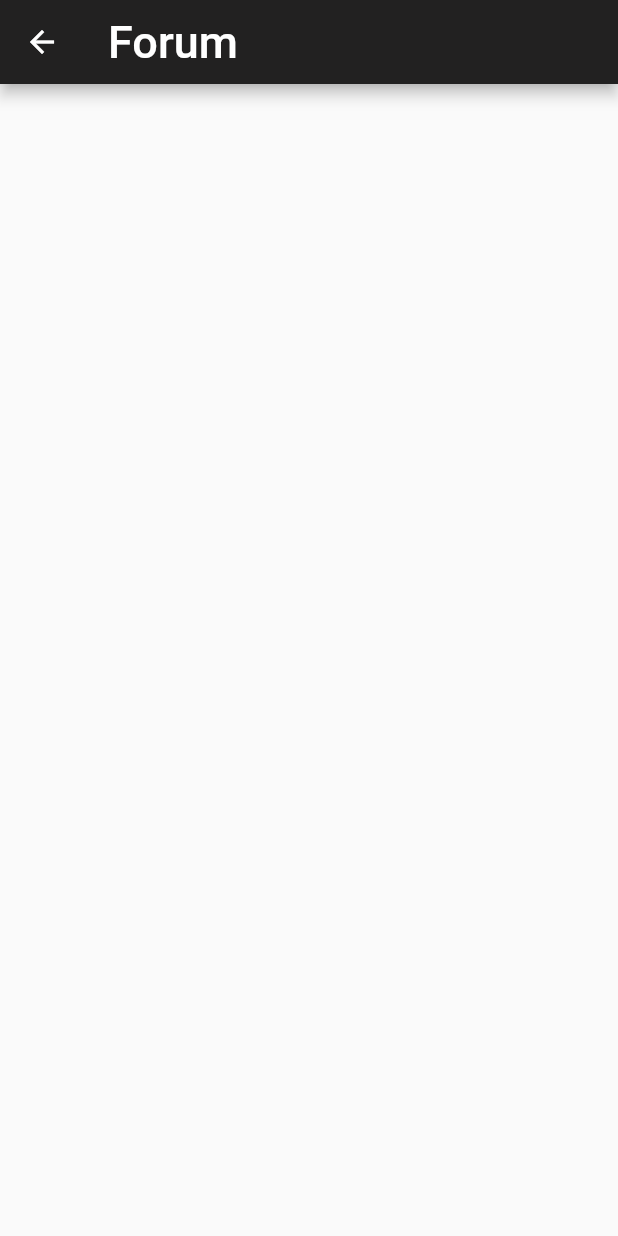
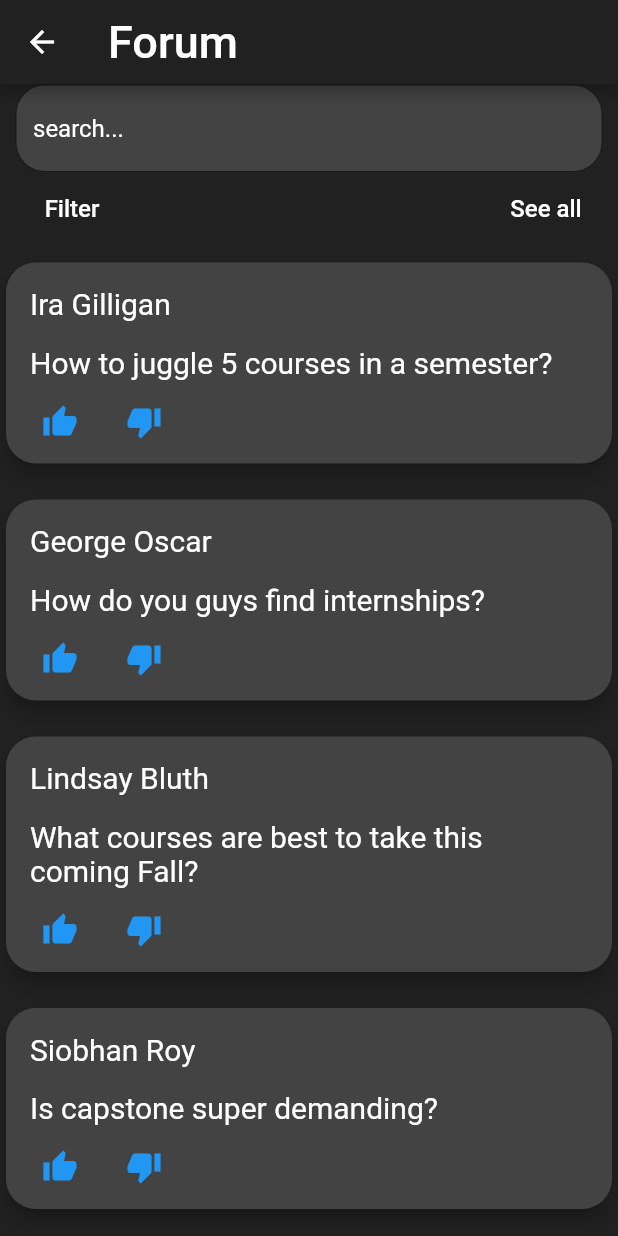
Before and after one commit to AC159/ConcordiaOracle, a Flutter app: the Forum screen opened directly, on a phone screen of 412 x 824 dp. Run offline on Flutter 3.47's test engine with Material 2 defaults, Android fonts, the phone set to English and light mode, and no system bars; our stand-ins replace firebase_auth, firebase_core, flutter_signin_button, google_sign_in; missing offline and left inert: colorize; accounts and stored records are empty.

Commit message:
Added list of fake forum questions to Forum page

```diff
--- a/lib/Components/Forum.dart
+++ b/lib/Components/Forum.dart
@@ -25,6 +25,97 @@ class _ForumState extends State<Forum> {
   Widget build(BuildContext context) {
     return Scaffold(
       appBar: AppBar(title: Text("Forum", style: TextStyle(fontSize: 30, color: Colors.white)), backgroundColor: ALMOST_BLACK),
+      body: Container(
+        color: ALMOST_BLACK,
+        child: Column(
+          children: [
+            Padding(
+                padding: const EdgeInsets.symmetric(horizontal: 10),
+                child: TextField(
+                    style: TextStyle(color: Colors.white),
+                    keyboardType: TextInputType.text,
+                    decoration: InputDecoration(
+                        filled: true,
+                        fillColor: LIGHT_GREY,
+                        hintText: "search...",
+                        hintStyle: TextStyle(color: Colors.white),
+                        border: OutlineInputBorder(
+                            borderRadius: BorderRadius.circular(20)
+                        )
+                    )
+                )
+            ),
+
+            Padding(
+              padding: const EdgeInsets.symmetric(horizontal: 16, vertical: 0),
+              child: Row(
+                mainAxisAlignment: MainAxisAlignment.spaceBetween,
+                children: [
+                  TextButton(
+                      child: Text("Filter", style: TextStyle(color: Colors.white, fontSize: 16)),
+                      onPressed: () {}
+                  ),
+                  TextButton(
+                      child: Text("See all", style: TextStyle(color: Colors.white, fontSize: 16)),
+                      onPressed: () {}
+                  )
+                ],
+              ),
+            ),
+
+            Expanded(
+              child: ListView.builder(
+                  itemCount: forumQuestionList.length,
+                  itemBuilder: (BuildContext context, int index) {
+                    return Padding(
+                      padding: const EdgeInsets.symmetric(vertical: 8),
+                      child: Card(
+                          elevation: 5,
+                          color: LIGHT_GREY,
+                          shape: RoundedRectangleBorder(
+                            borderRadius: BorderRadius.circular(20),
+                          ),
+                          child: Padding(
+                              padding: const EdgeInsets.all(8.0),
+                              child: Column(
+                                  crossAxisAlignment: CrossAxisAlignment.start,
+                                  children: [
+                                    Padding(
+                                      padding: const EdgeInsets.all(8.0),
+                                      child: Column(
+                                        children: [
+                                          Text("${forumQuestionList[index]['name']}", style: TextStyle(color: Colors.white, fontSize: 20)),
+                                        ]
+                                      )
+                                    ),
+                                    Padding(
+                                      padding: const EdgeInsets.all(8.0),
+                                      child: Text("${forumQuestionList[index]['questionTitle']}", style: TextStyle(color: Colors.white, fontSize: 20)),
+                                    ),
+                                    Row(
+                                        children: [
+                                          Padding(
+                                              padding: const EdgeInsets.symmetric(horizontal: 16, vertical: 8),
+                                              child: Icon(Icons.thumb_up, color: Theme.of(context).primaryColor)
+                                          ),
+                                          Padding(
+                                              padding: const EdgeInsets.symmetric(horizontal: 16, vertical: 8),
+                                              child: Icon(Icons.thumb_down, color: Theme.of(context).primaryColor)
+                                          )
+                                        ]
+                                    )
+                                  ]
+                              )
+                          )
+                      ),
+                    );
+                  }
+              ),
+            )
+          ]
+        )
+
+      )
     );
   }
 
```
